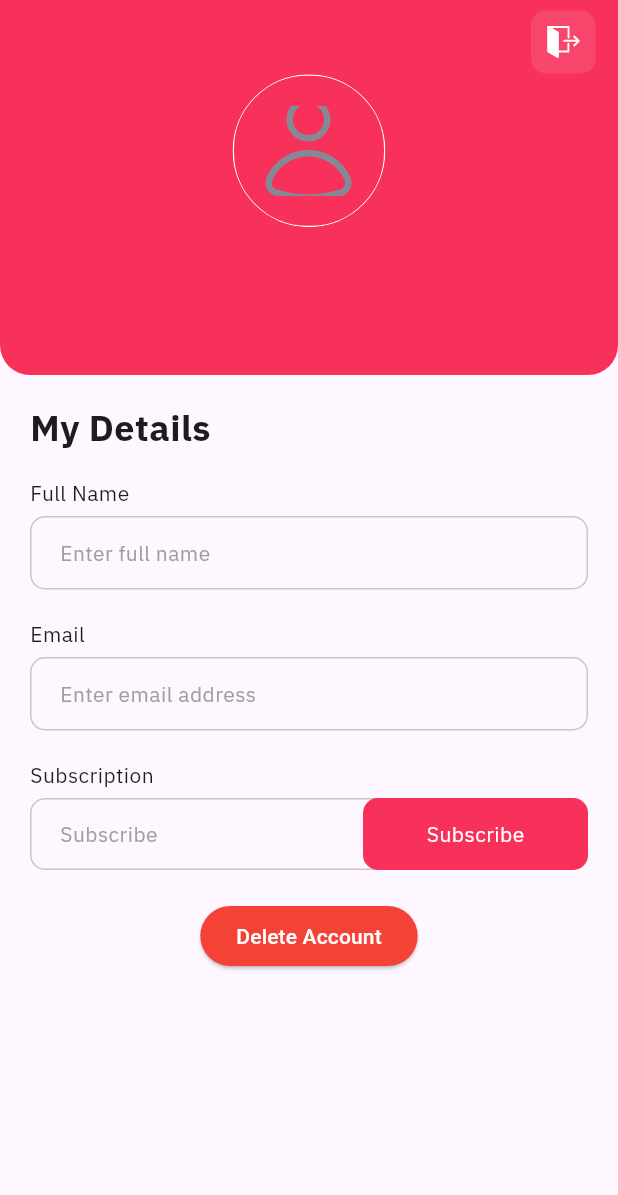
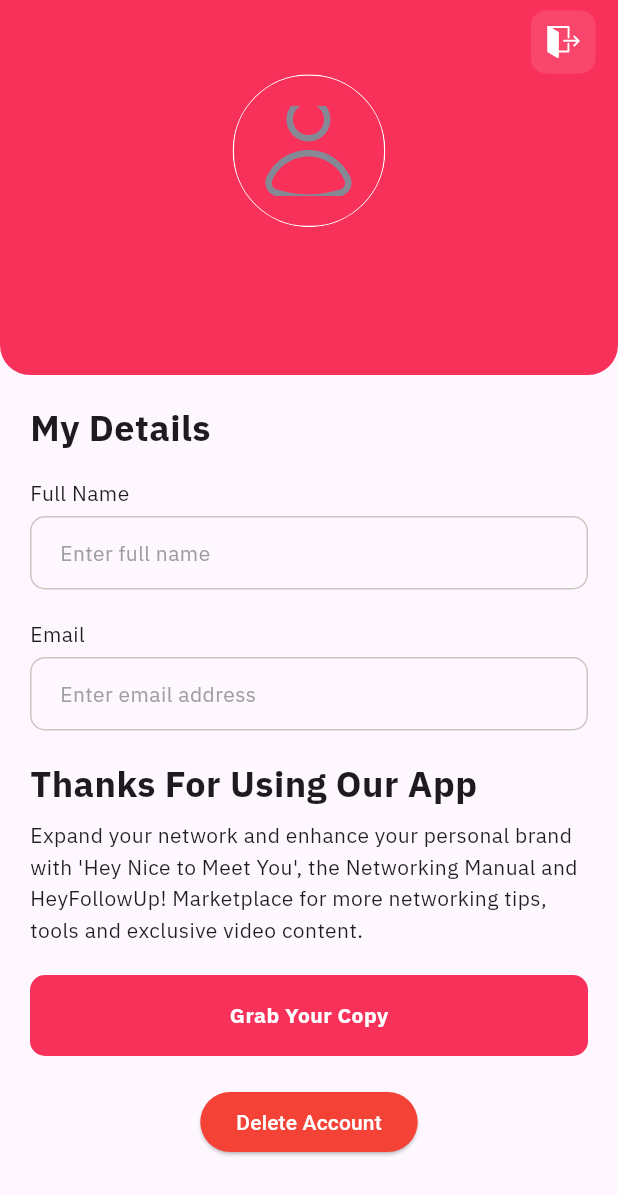
Before and after one commit to punchagency/heyfollowup-client, a Flutter app: the ProfileScreen screen opened directly, on a phone screen of 412 x 824 dp. Shown: the top 1195 px of the screen. Run offline on Flutter 3.47's test engine with Material 3 defaults, Android fonts, the phone set to English and light mode, and no system bars; our stand-ins replace another_flushbar, cached_network_image, camera, dio, firebase_core, firebase_messaging and 14 more; missing offline and left inert: country_pickers, qr_code_scanner_plus; accounts and stored records are empty; network calls fail.

```diff
--- a/lib/data/server/endpoints.dart
+++ b/lib/data/server/endpoints.dart
@@ -13,7 +13,8 @@ class EndPoints {
 
   //followups
   static String followup = '$baseUrl/api/follow-up/';
-  static String getFollowupMessage = '$baseUrl/api/follow-up/generate/';
+  static String followupNow = '$baseUrl/api/follow-up/generate/';
+  static String getFollowupMessage = '$baseUrl/api/follow-up/generate/new/';
 
   //payment
   static String processPayment = '$baseUrl/api/payment/';
--- a/lib/main.dart
+++ b/lib/main.dart
@@ -4,6 +4,7 @@ import 'package:flutter/services.dart';
 // import 'package:flutter_dotenv/flutter_dotenv.dart';
 // import 'package:flutter_stripe/flutter_stripe.dart';
 import 'package:hey_follow_up/screens/splash/splash_screen.dart';
+import 'package:hey_follow_up/services/messaging/push_notification_service.dart';
 import 'package:hey_follow_up/widget/dismiss_keyboard.dart';
 import 'package:provider/provider.dart';
 import 'core/injections/locator.dart';
@@ -18,6 +19,8 @@ Future<void> main() async {
 
   //Load our .env file that contains our Stripe Secret key
   // await dotenv.load(fileName: "assets/.env");
+
+  await PushNotificationService().setupInteractedMessage();
 
   SystemChrome.setSystemUIOverlayStyle(
     const SystemUiOverlayStyle(
--- a/lib/screens/create_follow_up/view_model/create_follow_up_vm.dart
+++ b/lib/screens/create_follow_up/view_model/create_follow_up_vm.dart
@@ -37,7 +37,7 @@ class CreateFollowUpVM extends BaseModel{
 
 
   Country selectedCountry =
-  CountryPickerUtils.getCountryByPhoneCode('234');
+  CountryPickerUtils.getCountryByIso3Code('USA');
 
   updateCountry(Country country){
     selectedCountry = country;
--- a/lib/screens/create_follow_up/widget/qr_code_scanner.dart
+++ b/lib/screens/create_follow_up/widget/qr_code_scanner.dart
@@ -61,7 +61,7 @@ class _QRCodeScannerState extends State<QrCodeScanner> {
           // ),
           Positioned(
             right: 20.0,
-            top: 10.0,
+            top: 50.0,
             child: InkWell(
               onTap: () {
                 Navigator.of(context).pop();
--- a/lib/screens/follow_up_detail/follow_up_detail_screen.dart
+++ b/lib/screens/follow_up_detail/follow_up_detail_screen.dart
@@ -85,7 +85,7 @@ class FollowUpDetailScreen extends StatelessWidget {
                                   vertical: 8,
                                 ),
                                 child: Text(
-                                  followup.name ?? '',
+                                  followup.metWith ?? '',
                                   overflow: TextOverflow.ellipsis,
                                   style: Theme.of(context)
                                       .textTheme
@@ -373,7 +373,6 @@ class FollowUpDetailScreen extends StatelessWidget {
           height: 5,
         ),
         CustomTextFormField(
-          enabled: false,
           hintText: '',
           controller: model.phoneNumberController,
           textInputType: TextInputType.emailAddress,
--- a/lib/screens/profile_screen/profile_screen.dart
+++ b/lib/screens/profile_screen/profile_screen.dart
@@ -4,8 +4,10 @@ import 'package:flutter_svg/flutter_svg.dart';
 import 'package:hey_follow_up/core/view_helper/base_view.dart';
 import 'package:hey_follow_up/screens/get_started/get_started_screen.dart';
 import 'package:hey_follow_up/screens/profile_screen/widgets/payment_overview.dart';
+import 'package:hey_follow_up/util/styles/custom_button_style.dart';
 import 'package:hey_follow_up/widget/custom_elevated_button.dart';
 import 'package:hey_follow_up/widget/custom_profile_picture.dart';
+import 'package:url_launcher/url_launcher.dart';
 import '../../util/color_scheme.dart';
 import '../../util/image_constant.dart';
 import '../../util/validation_functions.dart';
@@ -119,14 +121,18 @@ class ProfileScreen extends StatelessWidget {
                           height: 20,
                         ),
                         _buildEmail(model),
+                        const SizedBox(
+                          height: 20,
+                        ),
+                        _buildShowSupport(context, model),
                         // const SizedBox(
                         //   height: 20,
                         // ),
                         // _buildPhoneNumber(model),
-                        const SizedBox(
-                          height: 20,
-                        ),
-                        _buildSubscription(context),
+                        // const SizedBox(
+                        //   height: 20,
+                        // ),
+                        // _buildSubscription(context),
                         const SizedBox(
                           height: 20,
                         ),
@@ -343,9 +349,8 @@ class ProfileScreen extends StatelessWidget {
             ),
             suffix: Container(
               decoration: BoxDecoration(
-                color: AppColor.kPrimaryColor,
-                borderRadius: BorderRadius.circular(10)
-              ),
+                  color: AppColor.kPrimaryColor,
+                  borderRadius: BorderRadius.circular(10)),
               child: Center(
                 child: Text(
                   "Subscribe",
@@ -382,4 +387,42 @@ class ProfileScreen extends StatelessWidget {
       },
     );
   }
+
+  _buildShowSupport(BuildContext context, ProfileScreenVM model) {
+    return Column(
+      crossAxisAlignment: CrossAxisAlignment.start,
+      children: [
+        Text(
+          'Thanks For Using Our App',
+          style: Theme.of(context).textTheme.displaySmall?.copyWith(
+                fontWeight: FontWeight.bold,
+              ),
+        ),
+        const SizedBox(
+          height: 10,
+        ),
+        Text(
+          'Expand your network and enhance your personal brand with \'Hey Nice to Meet You\', the Networking Manual and HeyFollowUp! Marketplace for more networking tips, tools and exclusive video content.',
+          style: Theme.of(context).textTheme.bodyLarge?.copyWith(),
+        ),
+        const SizedBox(
+          height: 20,
+        ),
+        CustomElevatedButton(
+          onPressed: () async {
+            String link = 'https://www.hey-followup.com/hey-nice-to-meet-you';
+            final urlRegExp = RegExp(
+                r"((https?:www\.)|(https?:\/\/)|(www\.))[-a-zA-Z0-9@:%._\+~#=]{1,256}\.[a-zA-Z0-9]{1,6}(\/[-a-zA-Z0-9()@:%_\+.~#?&\/=]*)?");
+            if (urlRegExp.hasMatch(link)) {
+              await launchUrl(Uri.parse(link),
+              mode: LaunchMode.externalApplication);
+            }
+          },
+          text: 'Grab Your Copy',
+          // text: 'Hey Nice To Meet You',
+          buttonStyle: CustomButtonStyles.fillPrimary,
+        )
+      ],
+    );
+  }
 }
--- a/lib/util/constants.dart
+++ b/lib/util/constants.dart
@@ -216,10 +216,10 @@ class Constants {
 
   static const List<NextStepModel> nextSteps = [
     NextStepModel('Ignore', AppColor.nextStepIgnore),
-    NextStepModel('Connect them to Someone', AppColor.nextStepConnectSomeone),
+    NextStepModel('Connect Them To Someone', AppColor.nextStepConnectSomeone),
     NextStepModel('Catch Up', AppColor.nextStepCatchUp),
     NextStepModel('Schedule Follow Up', AppColor.nextStepScheduleFollowUp),
-    NextStepModel('Send them info', AppColor.nextStepSendThemInfo),
+    NextStepModel('Send Them Info', AppColor.nextStepSendThemInfo),
   ];
 
 }
--- a/pubspec.yaml
+++ b/pubspec.yaml
@@ -2,7 +2,7 @@ name: hey_follow_up
 description: A new Flutter project.
 publish_to: "none" # Remove this line if you wish to publish to pub.dev
 
-version: 1.0.3+7
+version: 1.0.3+10
 
 environment:
   sdk: ^3.5.0
@@ -43,6 +43,9 @@ dependencies:
   flutter_markdown: ^0.6.18
   share_plus: ^10.1.4
   qr_code_scanner_plus: ^2.0.10+1
+  firebase_core: ^3.12.1
+  firebase_messaging: ^15.2.4
+  flutter_local_notifications: ^18.0.1
 #  flutter_stripe: ^10.0.0
 #  flutter_dotenv: ^5.0.2
 
```
Also changed, not shown: lib/screens/follow_up_detail/view_model/follow_up_detail_vm.dart (+13 -9 lines), lib/screens/follow_ups_screen/follow_ups_screen.dart (+12 -4 lines), lib/screens/follow_ups_screen/view_model/follow_ups_vm.dart (+9 -5 lines), lib/screens/follow_ups_screen/widget/single_user_widget.dart (+4 -4 lines), lib/screens/get_started/view_model/get_started_vm.dart (+23 -4 lines), lib/services/messaging/push_notification_service.dart (added, +105 -0 lines), firebase.json (added), lib/firebase_options.dart (added), pubspec.lock, 10 other files.
